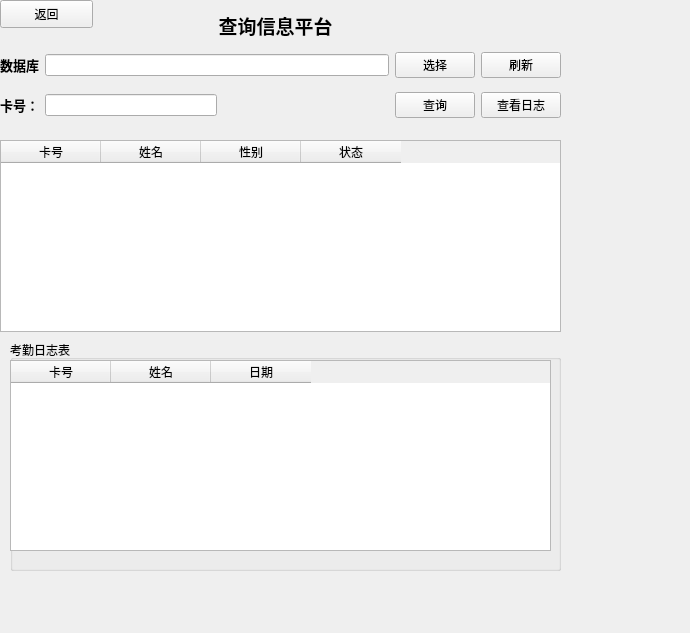
Before: the Qt Designer form ATSystem/Selectpage.ui in AKHYui/Swipe-System, drawn with Qt 5.
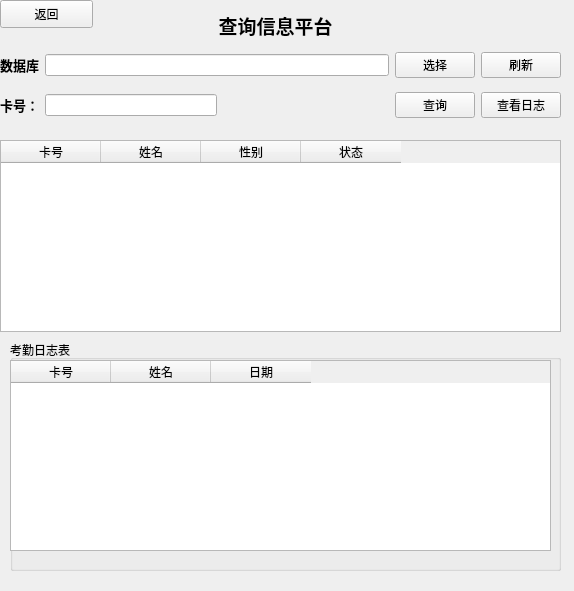
After: the same form once the commit is applied.

Patch:
```diff
--- a/ATSystem/Selectpage.ui
+++ b/ATSystem/Selectpage.ui
@@ -6,8 +6,8 @@
    <rect>
     <x>0</x>
     <y>0</y>
-    <width>690</width>
-    <height>633</height>
+    <width>574</width>
+    <height>591</height>
    </rect>
   </property>
   <property name="windowTitle">
```
